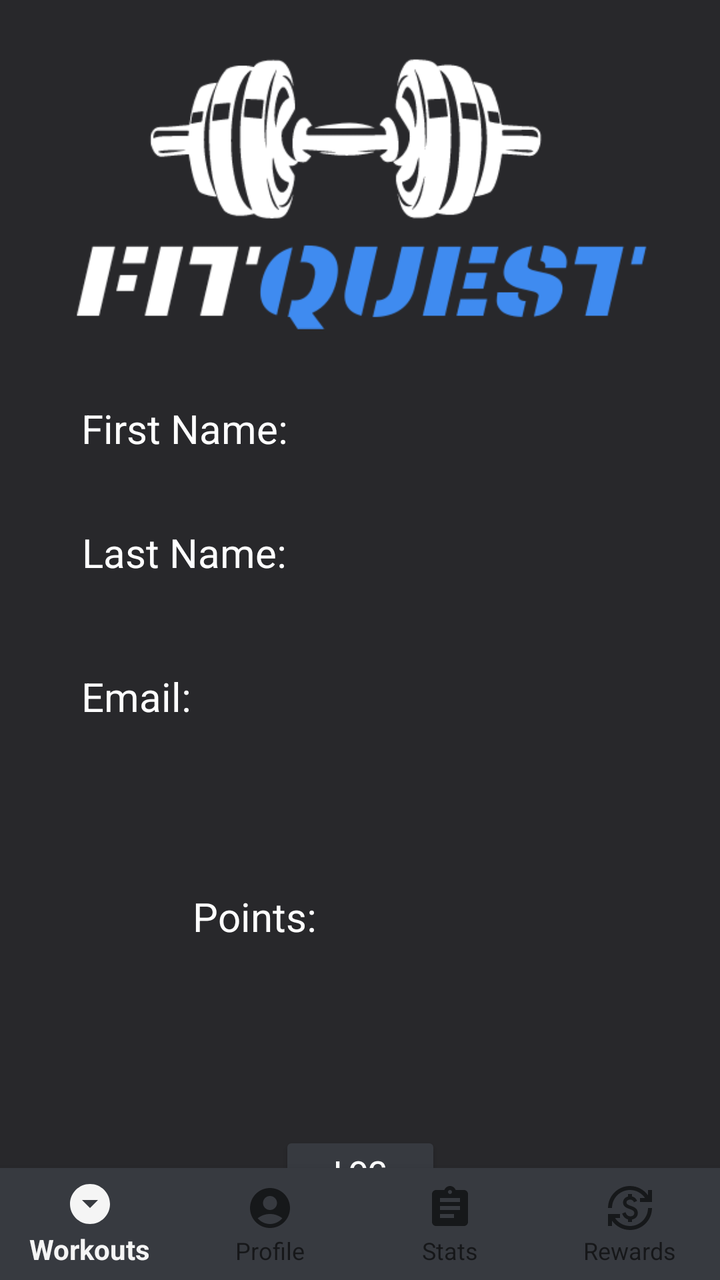
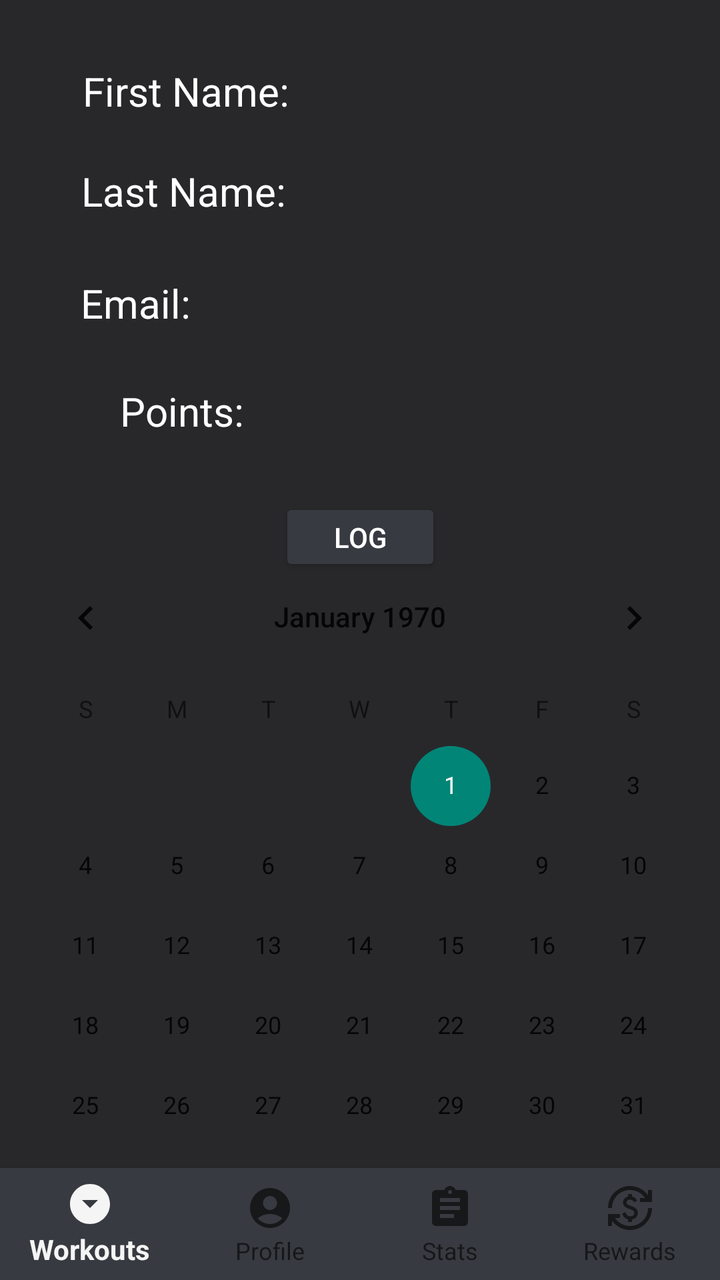

The first picture is an Android layout as it rendered before a commit; the second is the same layout after the commit. The layout source and the unified diff follow.
<!-- AndroidManifest.xml: application theme Theme.SMKitUIDemoApp -->
<!-- res/layout/activity_profile.xml -->
<?xml version="1.0" encoding="utf-8"?>
<androidx.constraintlayout.widget.ConstraintLayout xmlns:android="http://schemas.android.com/apk/res/android"
    xmlns:app="http://schemas.android.com/apk/res-auto"
    xmlns:tools="http://schemas.android.com/tools"
    android:layout_width="match_parent"
    android:layout_height="match_parent"
    android:background="@color/black">

    <ImageView
        android:id="@+id/imageView2"
        android:layout_width="321dp"
        android:layout_height="138dp"
        app:layout_constraintBottom_toBottomOf="parent"
        app:layout_constraintEnd_toEndOf="parent"
        app:layout_constraintStart_toStartOf="parent"
        app:layout_constraintTop_toTopOf="parent"
        app:layout_constraintVertical_bias="0.053"
        app:srcCompat="@drawable/logo2" />

    <TextView
        android:id="@+id/firstNameTextView"
        android:layout_width="299dp"
        android:layout_height="38dp"
        android:layout_marginTop="36dp"
        android:text="First Name:"
        android:textColor="@color/white"
        android:textSize="20sp"
        app:layout_constraintEnd_toEndOf="parent"
        app:layout_constraintHorizontal_bias="0.666"
        app:layout_constraintStart_toStartOf="parent"
        app:layout_constraintTop_toBottomOf="@+id/imageView2" />

    <TextView
        android:id="@+id/lastNameTextView"
        android:layout_width="300dp"
        android:layout_height="44dp"
        android:layout_marginTop="24dp"
        android:text="Last Name:"
        android:textColor="@color/white"
        android:textSize="20sp"
        app:layout_constraintEnd_toEndOf="parent"
        app:layout_constraintHorizontal_bias="0.684"
        app:layout_constraintStart_toStartOf="parent"
        app:layout_constraintTop_toBottomOf="@+id/firstNameTextView" />

    <TextView
        android:id="@+id/emailTextView"
        android:layout_width="301dp"
        android:layout_height="42dp"
        android:layout_marginTop="28dp"
        android:text="Email:"
        android:textColor="@color/white"
        android:textSize="20sp"
        app:layout_constraintEnd_toEndOf="parent"
        app:layout_constraintHorizontal_bias="0.69"
        app:layout_constraintStart_toStartOf="parent"
        app:layout_constraintTop_toBottomOf="@+id/lastNameTextView" />

    <TextView
        android:id="@+id/pointsTextView"
        android:layout_width="166dp"
        android:layout_height="45dp"
        android:layout_marginTop="68dp"
        android:text="Points:"
        android:textColor="@color/white"
        android:textSize="20dp"
        app:layout_constraintEnd_toEndOf="parent"
        app:layout_constraintHorizontal_bias="0.497"
        app:layout_constraintStart_toStartOf="parent"
        app:layout_constraintTop_toBottomOf="@+id/emailTextView" />

    <com.google.android.material.bottomnavigation.BottomNavigationView
        android:id="@+id/bottom_navigation"
        android:layout_width="0dp"
        android:layout_height="wrap_content"
        app:layout_constraintBottom_toBottomOf="parent"
        app:layout_constraintEnd_toEndOf="parent"
        app:layout_constraintHorizontal_bias="0.0"
        app:layout_constraintStart_toStartOf="parent"
        app:labelVisibilityMode="labeled"
        app:menu="@menu/bottom_nav_menu"
        android:background="#373A40"/>

    <Button
        android:id="@+id/logoutButton"
        android:layout_width="81dp"
        android:layout_height="39dp"
        android:layout_marginTop="76dp"
        android:text="Log out"
        style="@style/AppButton"
        app:layout_constraintEnd_toEndOf="parent"
        app:layout_constraintStart_toStartOf="parent"
        app:layout_constraintTop_toBottomOf="@+id/pointsTextView" />

</androidx.constraintlayout.widget.ConstraintLayout>
<!-- resources referenced by this layout -->
<resources>
  <color name="black">#28282B</color>
  <color name="white">#FFFFFFFF</color>
  <!-- drawable logo2: png bitmap (drawable, 17751 bytes) -->
  <style name="AppButton">
          <item name="android:backgroundTint">@color/button_color</item>
          <item name="android:textColor">@android:color/white</item>
      </style>
  <style name="Theme.SMKitUIDemoApp" parent="Theme.AppCompat.DayNight.NoActionBar" />
  <color name="button_color">#373A40</color>
</resources>

<!-- the commit's change to res/layout/activity_profile.xml (unified diff, before → after) -->
@@ -4,42 +4,32 @@
     xmlns:tools="http://schemas.android.com/tools"
     android:layout_width="match_parent"
     android:layout_height="match_parent"
-    android:background="@color/black">
-
-    <ImageView
-        android:id="@+id/imageView2"
-        android:layout_width="321dp"
-        android:layout_height="138dp"
-        app:layout_constraintBottom_toBottomOf="parent"
-        app:layout_constraintEnd_toEndOf="parent"
-        app:layout_constraintStart_toStartOf="parent"
-        app:layout_constraintTop_toTopOf="parent"
-        app:layout_constraintVertical_bias="0.053"
-        app:srcCompat="@drawable/logo2" />
+    android:background="@color/black"
+    tools:context=".ProfileActivity">
 
     <TextView
         android:id="@+id/firstNameTextView"
         android:layout_width="299dp"
         android:layout_height="38dp"
-        android:layout_marginTop="36dp"
+        android:layout_marginTop="32dp"
         android:text="First Name:"
         android:textColor="@color/white"
         android:textSize="20sp"
         app:layout_constraintEnd_toEndOf="parent"
-        app:layout_constraintHorizontal_bias="0.666"
+        app:layout_constraintHorizontal_bias="0.678"
         app:layout_constraintStart_toStartOf="parent"
-        app:layout_constraintTop_toBottomOf="@+id/imageView2" />
+        app:layout_constraintTop_toTopOf="parent" />
 
     <TextView
         android:id="@+id/lastNameTextView"
         android:layout_width="300dp"
         android:layout_height="44dp"
-        android:layout_marginTop="24dp"
+        android:layout_marginTop="12dp"
         android:text="Last Name:"
         android:textColor="@color/white"
         android:textSize="20sp"
         app:layout_constraintEnd_toEndOf="parent"
-        app:layout_constraintHorizontal_bias="0.684"
+        app:layout_constraintHorizontal_bias="0.675"
         app:layout_constraintStart_toStartOf="parent"
         app:layout_constraintTop_toBottomOf="@+id/firstNameTextView" />
 
@@ -47,12 +37,12 @@
         android:id="@+id/emailTextView"
         android:layout_width="301dp"
         android:layout_height="42dp"
-        android:layout_marginTop="28dp"
+        android:layout_marginTop="12dp"
         android:text="Email:"
         android:textColor="@color/white"
         android:textSize="20sp"
         app:layout_constraintEnd_toEndOf="parent"
-        app:layout_constraintHorizontal_bias="0.69"
+        app:layout_constraintHorizontal_bias="0.681"
         app:layout_constraintStart_toStartOf="parent"
         app:layout_constraintTop_toBottomOf="@+id/lastNameTextView" />
 
@@ -60,12 +50,13 @@
         android:id="@+id/pointsTextView"
         android:layout_width="166dp"
         android:layout_height="45dp"
-        android:layout_marginTop="68dp"
+        android:layout_marginTop="12dp"
         android:text="Points:"
+        android:textAlignment="textStart"
         android:textColor="@color/white"
-        android:textSize="20dp"
+        android:textSize="20sp"
         app:layout_constraintEnd_toEndOf="parent"
-        app:layout_constraintHorizontal_bias="0.497"
+        app:layout_constraintHorizontal_bias="0.31"
         app:layout_constraintStart_toStartOf="parent"
         app:layout_constraintTop_toBottomOf="@+id/emailTextView" />
 
@@ -73,23 +64,31 @@
         android:id="@+id/bottom_navigation"
         android:layout_width="0dp"
         android:layout_height="wrap_content"
+        android:background="#373A40"
+        app:labelVisibilityMode="labeled"
+        app:menu="@menu/bottom_nav_menu"
         app:layout_constraintBottom_toBottomOf="parent"
         app:layout_constraintEnd_toEndOf="parent"
-        app:layout_constraintHorizontal_bias="0.0"
-        app:layout_constraintStart_toStartOf="parent"
-        app:labelVisibilityMode="labeled"
-        app:menu="@menu/bottom_nav_menu"
-        android:background="#373A40"/>
+        app:layout_constraintStart_toStartOf="parent" />
 
     <Button
         android:id="@+id/logoutButton"
+        style="@style/AppButton"
         android:layout_width="81dp"
         android:layout_height="39dp"
-        android:layout_marginTop="76dp"
+        android:layout_marginTop="12dp"
         android:text="Log out"
-        style="@style/AppButton"
         app:layout_constraintEnd_toEndOf="parent"
         app:layout_constraintStart_toStartOf="parent"
         app:layout_constraintTop_toBottomOf="@+id/pointsTextView" />
 
+    <CalendarView
+        android:id="@+id/calendarView"
+        android:layout_width="0dp"
+        android:layout_height="wrap_content"
+        android:layout_marginTop="16dp"
+        app:layout_constraintBottom_toTopOf="@+id/bottom_navigation"
+        app:layout_constraintEnd_toEndOf="parent"
+        app:layout_constraintStart_toStartOf="parent"
+        app:layout_constraintTop_toBottomOf="@+id/logoutButton" />
 </androidx.constraintlayout.widget.ConstraintLayout>
<!-- resource entries referenced after the edit -->
@@ -2,7 +2,6 @@
 <resources>
   <color name="black">#28282B</color>
   <color name="white">#FFFFFFFF</color>
-  <!-- drawable logo2: png bitmap (drawable, 17751 bytes) -->
   <style name="AppButton">
           <item name="android:backgroundTint">@color/button_color</item>
           <item name="android:textColor">@android:color/white</item>
